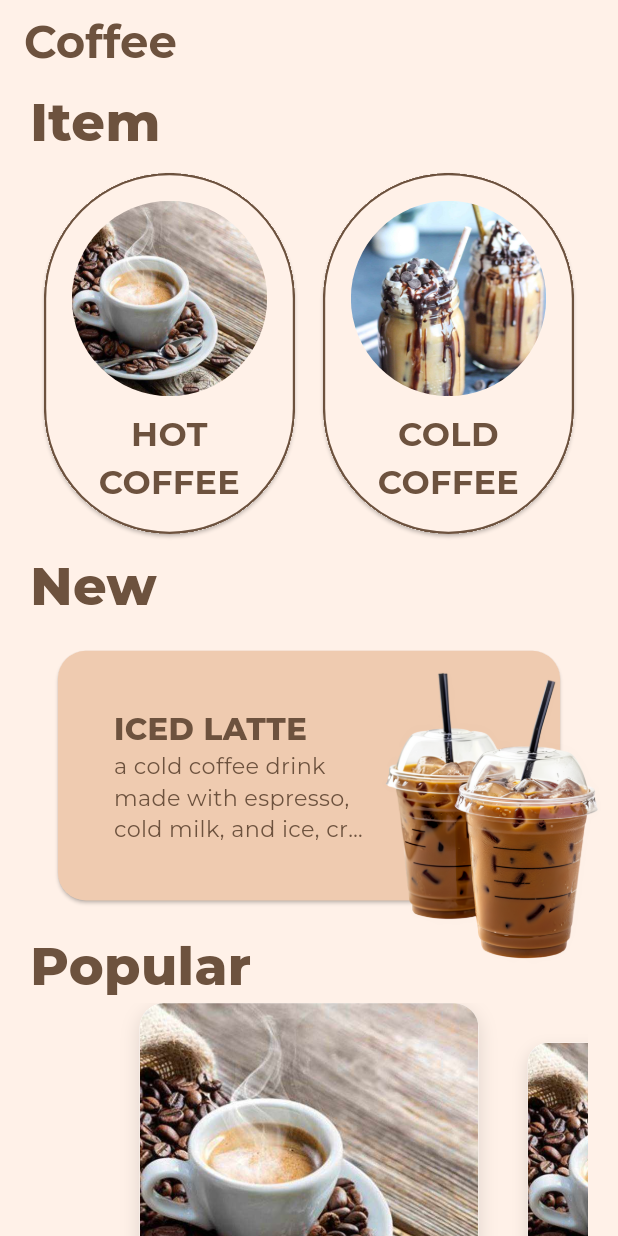
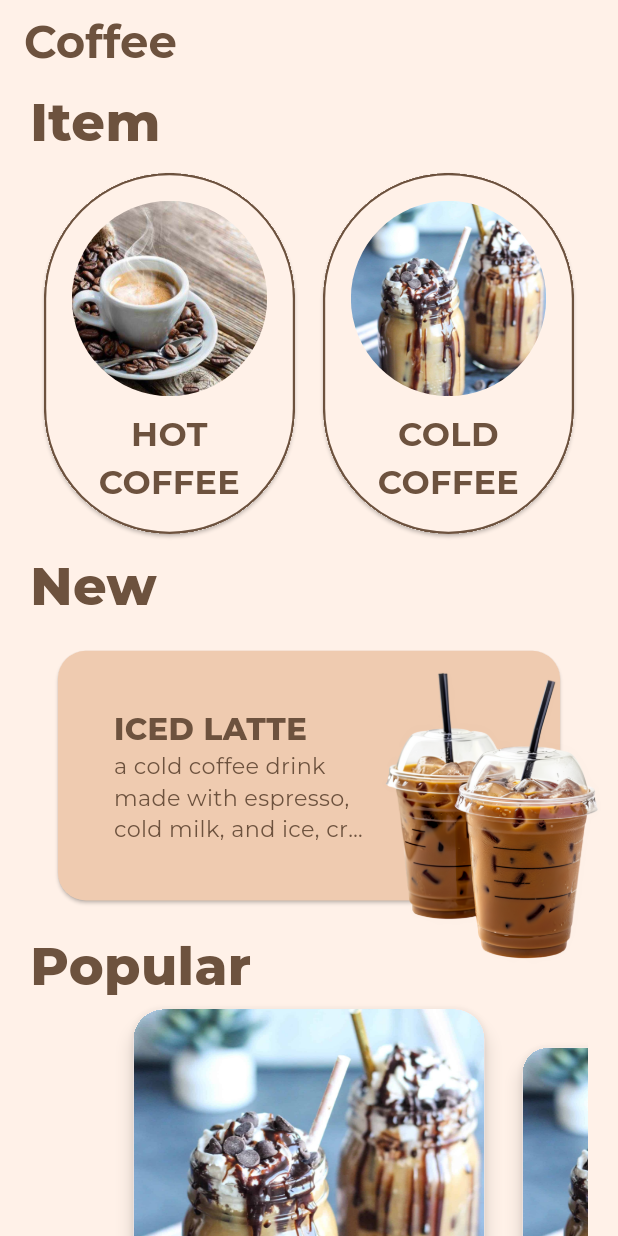
Before and after one commit to kverkholomova/coffee_app, a Flutter app: the screen it shows after launch, on a phone screen of 412 x 824 dp. Run offline on Flutter 3.47's test engine with Material 3 defaults, Android fonts, the phone set to English and light mode, and no system bars; our stand-ins replace google_fonts.

Commit message:
Create Coffee model and update carousel to use dynamic coffee data

```diff
--- /dev/null
+++ b/lib/models/popular_coffee.dart
@@ -0,0 +1,6 @@
+class PopularCoffee {
+  final String name;
+  final String image;
+
+  PopularCoffee({required this.name, required this.image});
+}
--- a/lib/widgets/carousel_widget.dart
+++ b/lib/widgets/carousel_widget.dart
@@ -1,5 +1,6 @@
 import 'package:flutter/material.dart';
 
+import '../models/popular_coffee.dart';
 import 'coffee_cards/popular_coffee_card.dart';
 
 class CoffeeCarousel extends StatefulWidget {
@@ -10,6 +11,15 @@ class CoffeeCarousel extends StatefulWidget {
 class _CoffeeCarouselState extends State<CoffeeCarousel> {
   final PageController _controller = PageController(viewportFraction: 0.65);
   double _currentPage = 0.0;
+
+  final List<PopularCoffee> coffees = [
+    PopularCoffee(name: 'Cappuccino', image: "assets/cold_coffee.jpg"),
+    PopularCoffee(name: 'Latte', image: "assets/cold_coffee.jpg"),
+    PopularCoffee(name: 'Espresso', image: "assets/cold_coffee.jpg"),
+    PopularCoffee(name: 'Mocha', image: "assets/cold_coffee.jpg"),
+    PopularCoffee(name: 'Americano', image: "assets/cold_coffee.jpg"),
+  ];
+
 
   @override
   void initState() {
@@ -23,13 +33,11 @@ class _CoffeeCarouselState extends State<CoffeeCarousel> {
 
   @override
   Widget build(BuildContext context) {
-    final items = List.generate(5, (index) => 'Cappuccino');
-
     return SizedBox(
       height: 350,
       child: PageView.builder(
         controller: _controller,
-        itemCount: items.length,
+        itemCount: coffees.length,
         itemBuilder: (context, index) {
           double scale = _currentPage == index ? 1.0 : 0.85;
 
@@ -42,7 +50,7 @@ class _CoffeeCarouselState extends State<CoffeeCarousel> {
                 child: child,
               );
             },
-            child: PopularCoffeeCard(),
+            child: PopularCoffeeCard(name: coffees[index].name, link: coffees[index].image,),
           );
         },
       ),
--- a/lib/widgets/coffee_cards/popular_coffee_card.dart
+++ b/lib/widgets/coffee_cards/popular_coffee_card.dart
@@ -1,63 +1,27 @@
 import 'package:flutter/material.dart';
 
+class PopularCoffeeCard extends StatelessWidget {
+  final String name;
+  final String link;
 
-class PopularCoffeeCard extends StatelessWidget {
-  const PopularCoffeeCard({
-    super.key,
-  });
+  const PopularCoffeeCard({required this.name, required this.link, Key? key}) : super(key: key);
 
   @override
   Widget build(BuildContext context) {
-    return Container(
-      margin: EdgeInsets.symmetric(horizontal: 8),
-      decoration: BoxDecoration(
-        color: Colors.white,
-        borderRadius: BorderRadius.circular(16),
-        boxShadow: [
-          BoxShadow(
-            color: Colors.black12,
-            blurRadius: 10,
-            offset: Offset(0, 5),
-          )
-        ],
-      ),
+    return Card(
+      clipBehavior: Clip.hardEdge,
+      shape: RoundedRectangleBorder(borderRadius: BorderRadius.circular(20)),
+      elevation: 5,
       child: Column(
+        mainAxisAlignment: MainAxisAlignment.start,
         children: [
           AspectRatio(
-            aspectRatio: 1/1,
-            child: ClipRRect(
-              borderRadius: BorderRadius.vertical(top: Radius.circular(16)),
-              child: Image.asset(
-                "assets/hot_coffee.jpg",
-                fit: BoxFit.cover,
-              ),
-            ),
-          ),
-          Expanded(
-            flex: 3,
-            child: Padding(
-              padding: const EdgeInsets.all(10.0),
-              child: Column(
-                crossAxisAlignment: CrossAxisAlignment.start,
-                children: [
-                  Text("Cappuccino",
-                      style:
-                      TextStyle(fontWeight: FontWeight.bold, fontSize: 16)),
-                  SizedBox(height: 5),
-                  Row(
-                    children: [
-                      Icon(Icons.star, size: 16, color: Colors.brown),
-                      Icon(Icons.star, size: 16, color: Colors.brown),
-                      Icon(Icons.star_half, size: 16, color: Colors.brown),
-                      Spacer(),
-                      Text("850/-",
-                          style: TextStyle(
-                              fontWeight: FontWeight.bold, fontSize: 15)),
-                    ],
-                  ),
-                ],
-              ),
-            ),
+              aspectRatio: 1/1,
+              child: Image.asset(link, height: 150, fit: BoxFit.cover,)),
+          SizedBox(height: 10),
+          Text(
+            name,
+            style: TextStyle(fontSize: 20, fontWeight: FontWeight.bold),
           ),
         ],
       ),
```
